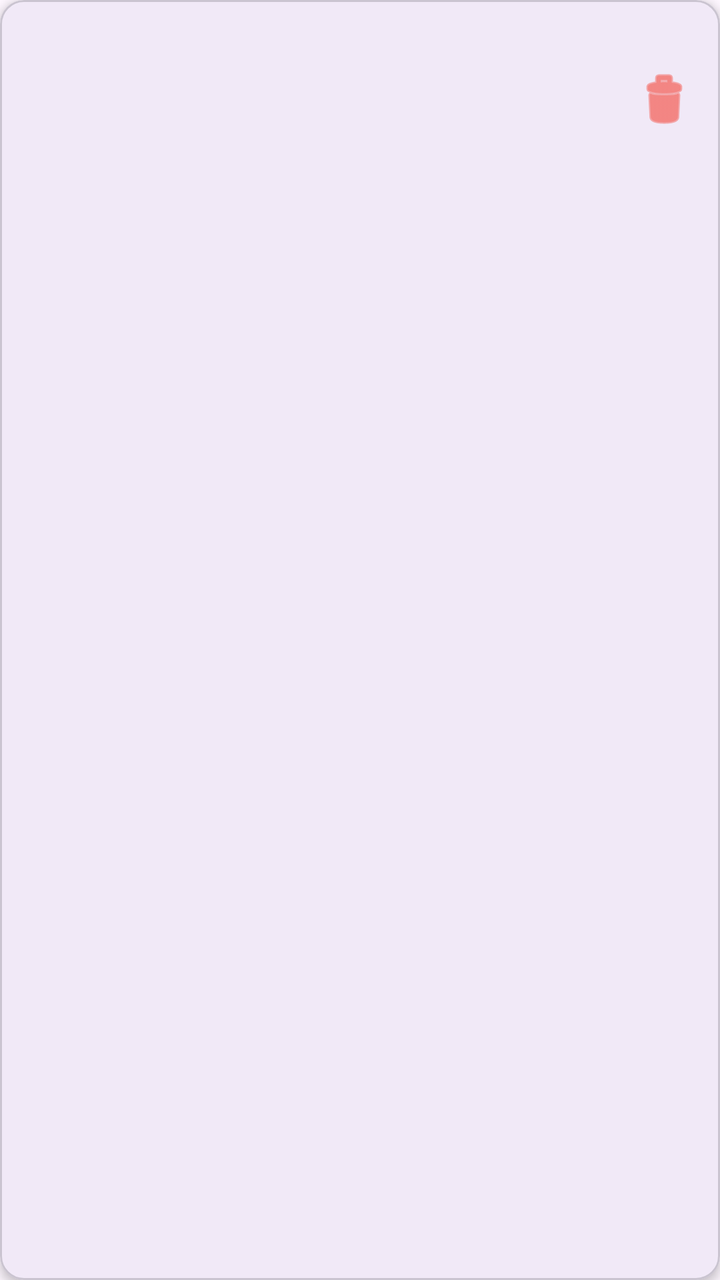
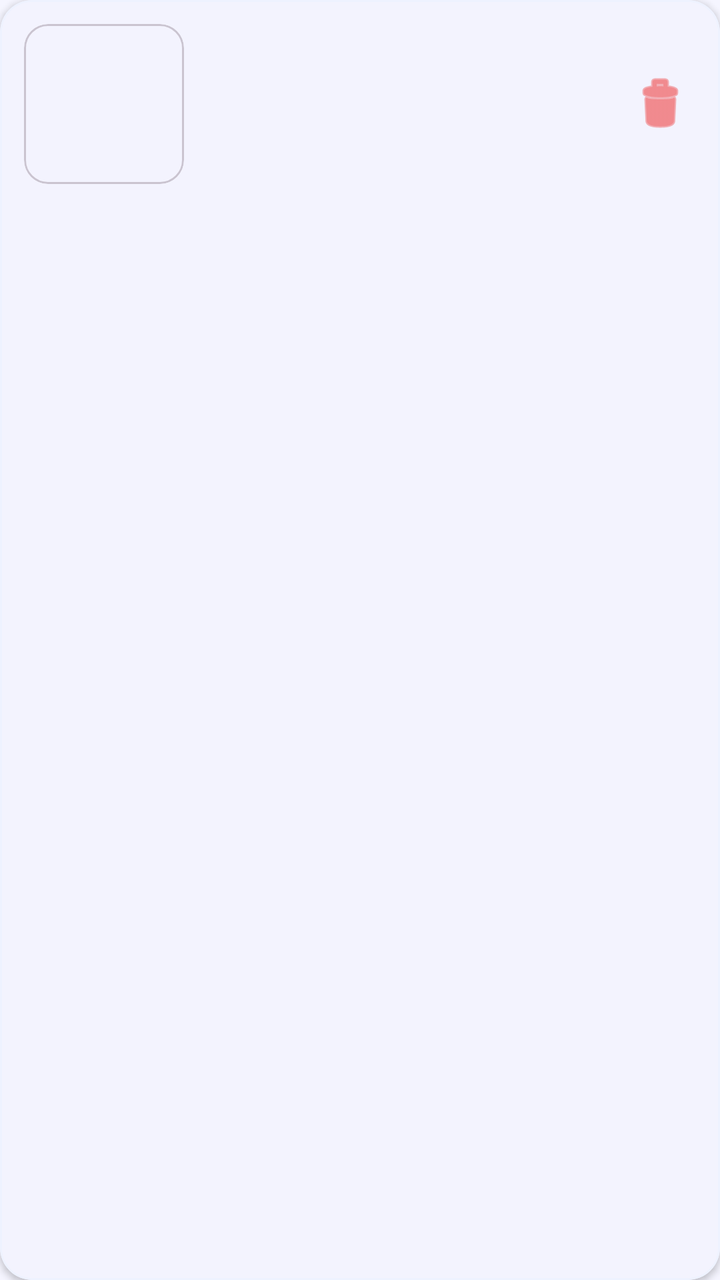

Compare the two renders of this Android layout. The source of the first and the diff that turns it into the second are given below.
<!-- AndroidManifest.xml: application theme Theme.Traveling -->
<!-- res/layout/item_publication.xml -->
<?xml version="1.0" encoding="utf-8"?>
<com.google.android.material.card.MaterialCardView xmlns:android="http://schemas.android.com/apk/res/android"
    xmlns:app="http://schemas.android.com/apk/res-auto"
    android:layout_width="match_parent"
    android:layout_height="wrap_content"
    android:layout_margin="8dp"
    app:cardCornerRadius="12dp"
    app:cardElevation="3dp">

    <LinearLayout
        android:layout_width="match_parent"
        android:layout_height="wrap_content"
        android:orientation="horizontal"
        android:gravity="center_vertical"
        android:padding="10dp">

        <ImageView
            android:id="@+id/pub_image"
            android:layout_width="80dp"
            android:layout_height="80dp"
            android:scaleType="centerCrop"
            android:contentDescription="@null" />

        <LinearLayout
            android:layout_width="0dp"
            android:layout_height="wrap_content"
            android:layout_weight="1"
            android:orientation="vertical"
            android:layout_marginStart="12dp">

            <TextView
                android:id="@+id/pub_title"
                android:layout_width="match_parent"
                android:layout_height="wrap_content"
                android:textSize="15sp"
                android:textStyle="bold"
                android:textColor="@android:color/black"
                android:maxLines="1"
                android:ellipsize="end" />

            <TextView
                android:id="@+id/pub_subtitle"
                android:layout_width="match_parent"
                android:layout_height="wrap_content"
                android:layout_marginTop="3dp"
                android:textSize="12sp"
                android:textColor="#777777"
                android:maxLines="1"
                android:ellipsize="end" />

            <TextView
                android:id="@+id/pub_date"
                android:layout_width="match_parent"
                android:layout_height="wrap_content"
                android:layout_marginTop="2dp"
                android:textSize="11sp"
                android:textColor="#AAAAAA" />
        </LinearLayout>

        <ImageButton
            android:id="@+id/btn_delete"
            android:layout_width="36dp"
            android:layout_height="36dp"
            android:src="@android:drawable/ic_menu_delete"
            android:background="?attr/selectableItemBackgroundBorderless"
            android:tint="#F44336"
            android:contentDescription="Supprimer" />
    </LinearLayout>
</com.google.android.material.card.MaterialCardView>
<!-- resources referenced by this layout -->
<resources>
  <style name="Theme.Traveling" parent="Base.Theme.Traveling" />
  <style name="Base.Theme.Traveling" parent="Theme.Material3.DayNight.NoActionBar">
          
          
      </style>
</resources>

<!-- the commit's change to res/layout/item_publication.xml (unified diff, before → after) -->
@@ -3,30 +3,43 @@
     xmlns:app="http://schemas.android.com/apk/res-auto"
     android:layout_width="match_parent"
     android:layout_height="wrap_content"
-    android:layout_margin="8dp"
-    app:cardCornerRadius="12dp"
-    app:cardElevation="3dp">
+    android:layout_marginHorizontal="12dp"
+    android:layout_marginVertical="6dp"
+    app:cardCornerRadius="16dp"
+    app:cardElevation="2dp"
+    app:strokeWidth="1dp"
+    app:strokeColor="@color/colorPrimaryLight"
+    app:cardBackgroundColor="@color/colorSurface">
 
     <LinearLayout
         android:layout_width="match_parent"
         android:layout_height="wrap_content"
         android:orientation="horizontal"
         android:gravity="center_vertical"
-        android:padding="10dp">
+        android:padding="12dp">
 
-        <ImageView
-            android:id="@+id/pub_image"
+        
+        <com.google.android.material.card.MaterialCardView
             android:layout_width="80dp"
             android:layout_height="80dp"
-            android:scaleType="centerCrop"
-            android:contentDescription="@null" />
+            app:cardCornerRadius="12dp"
+            app:cardElevation="0dp">
+
+            <ImageView
+                android:id="@+id/pub_image"
+                android:layout_width="match_parent"
+                android:layout_height="match_parent"
+                android:scaleType="centerCrop"
+                android:contentDescription="@null" />
+
+        </com.google.android.material.card.MaterialCardView>
 
         <LinearLayout
             android:layout_width="0dp"
             android:layout_height="wrap_content"
             android:layout_weight="1"
             android:orientation="vertical"
-            android:layout_marginStart="12dp">
+            android:layout_marginStart="14dp">
 
             <TextView
                 android:id="@+id/pub_title"
@@ -34,7 +47,7 @@
                 android:layout_height="wrap_content"
                 android:textSize="15sp"
                 android:textStyle="bold"
-                android:textColor="@android:color/black"
+                android:textColor="@color/colorTextPrimary"
                 android:maxLines="1"
                 android:ellipsize="end" />
 
@@ -42,9 +55,9 @@
                 android:id="@+id/pub_subtitle"
                 android:layout_width="match_parent"
                 android:layout_height="wrap_content"
-                android:layout_marginTop="3dp"
+                android:layout_marginTop="4dp"
                 android:textSize="12sp"
-                android:textColor="#777777"
+                android:textColor="@color/colorTextSecondary"
                 android:maxLines="1"
                 android:ellipsize="end" />
 
@@ -52,9 +65,9 @@
                 android:id="@+id/pub_date"
                 android:layout_width="match_parent"
                 android:layout_height="wrap_content"
-                android:layout_marginTop="2dp"
+                android:layout_marginTop="3dp"
                 android:textSize="11sp"
-                android:textColor="#AAAAAA" />
+                android:textColor="@color/colorTextHint" />
         </LinearLayout>
 
         <ImageButton
@@ -63,7 +76,7 @@
             android:layout_height="36dp"
             android:src="@android:drawable/ic_menu_delete"
             android:background="?attr/selectableItemBackgroundBorderless"
-            android:tint="#F44336"
+            android:tint="@color/colorError"
             android:contentDescription="Supprimer" />
     </LinearLayout>
 </com.google.android.material.card.MaterialCardView>
<!-- resource entries referenced after the edit -->
@@ -1,9 +1,37 @@
 <!-- resources referenced by this layout -->
 <resources>
+  <color name="colorError">#EF4444</color>
+  <color name="colorPrimaryLight">#EEF2FF</color>
+  <color name="colorSurface">#FFFFFF</color>
+  <color name="colorTextHint">#9CA3AF</color>
+  <color name="colorTextPrimary">#1E1B4B</color>
+  <color name="colorTextSecondary">#6B7280</color>
   <style name="Theme.Traveling" parent="Base.Theme.Traveling" />
   <style name="Base.Theme.Traveling" parent="Theme.Material3.DayNight.NoActionBar">
-          
-          
+          <item name="colorPrimary">@color/colorPrimary</item>
+          <item name="colorOnPrimary">@color/white</item>
+          <item name="colorPrimaryContainer">@color/colorPrimaryLight</item>
+          <item name="colorOnPrimaryContainer">@color/colorPrimaryDark</item>
+          <item name="colorSecondary">@color/colorSecondary</item>
+          <item name="colorOnSecondary">@color/white</item>
+          <item name="colorSecondaryContainer">@color/colorAccentLight</item>
+          <item name="colorOnSecondaryContainer">@color/colorAccentDark</item>
+          <item name="android:colorBackground">@color/colorBackground</item>
+          <item name="colorSurface">@color/colorSurface</item>
+          <item name="colorOnSurface">@color/colorTextPrimary</item>
+          <item name="colorOnSurfaceVariant">@color/colorTextSecondary</item>
+          <item name="colorError">@color/colorError</item>
+          <item name="colorOutline">@color/colorDivider</item>
+          <item name="android:statusBarColor">@color/colorPrimaryDark</item>
+          <item name="android:navigationBarColor">@color/colorSurface</item>
       </style>
+  <color name="colorPrimary">#5B5CF6</color>
+  <color name="white">#FFFFFFFF</color>
+  <color name="colorPrimaryDark">#4338CA</color>
+  <color name="colorSecondary">#F59E0B</color>
+  <color name="colorAccentLight">#FEF3C7</color>
+  <color name="colorAccentDark">#D97706</color>
+  <color name="colorBackground">#F5F5FF</color>
+  <color name="colorDivider">#E5E7EB</color>
 </resources>
 
